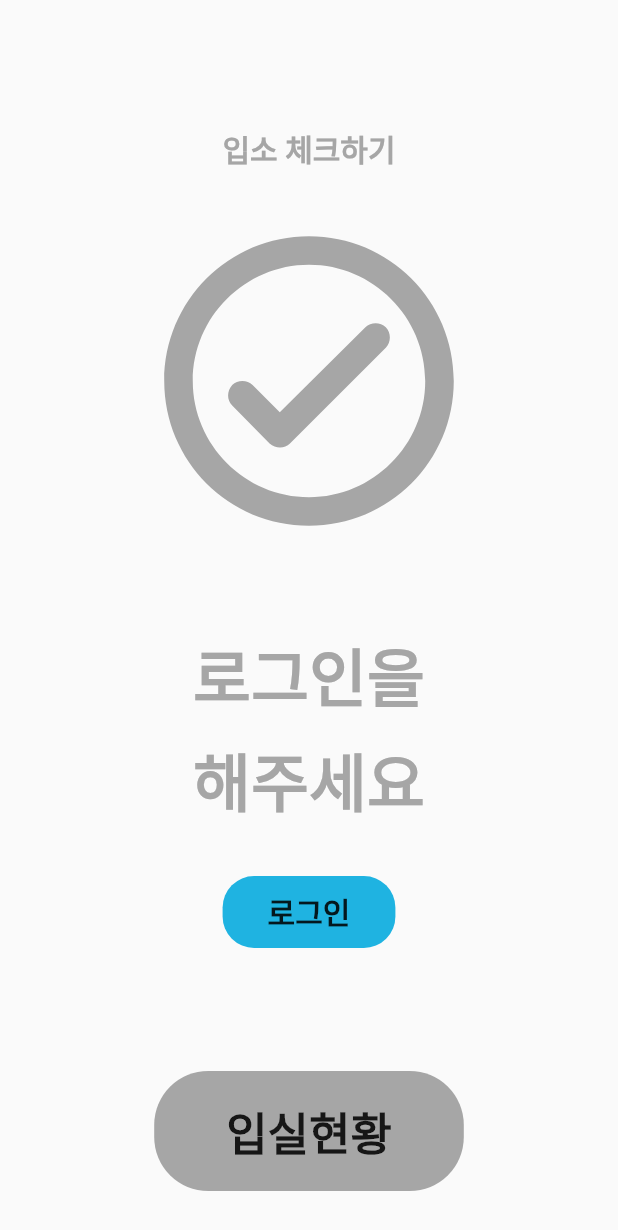
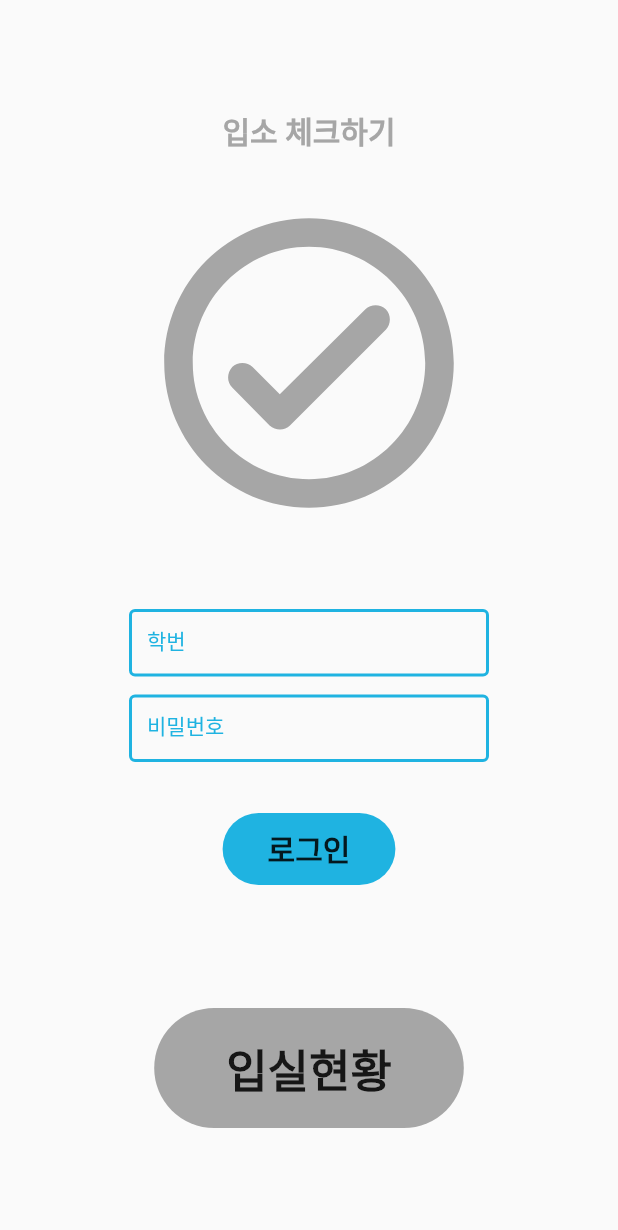
Before and after one commit to Show-Your-Idea/Dorm-Check-in-App, a Flutter app: the screen it shows after launch, on a phone screen of 412 x 824 dp. Shown: the top 1230 px of the screen. Run offline on Flutter 3.47's test engine with Material 2 defaults, Android fonts, the light colour scheme and no system bars.

Commit message:
REFACTOR :: 코드 따로 파일 만들어서 분할 ADD :: http 패키지 설치

```diff
--- a/lib/main.dart
+++ b/lib/main.dart
@@ -1,3 +1,4 @@
+import 'package:dorm_check_in_app/screens/home_screen.dart';
 import 'package:flutter/material.dart';
 
 void main() {
@@ -9,106 +10,8 @@ class MyApp extends StatelessWidget {
 
   @override
   Widget build(BuildContext context) {
-    return MaterialApp(
-      home: Scaffold(
-        body: Row(
-          mainAxisAlignment: MainAxisAlignment.center,
-          children: [
-            Column(
-              children: [
-                const SizedBox(
-                  height: 84,
-                ),
-                const Text(
-                  "입소 체크하기",
-                  style: TextStyle(
-                    fontSize: 20,
-                    fontWeight: FontWeight.w900,
-                    color: Color(0xFFA6A6A6),
-                  ),
-                ),
-                const SizedBox(
-                  height: 16,
-                ),
-                IconButton(
-                  iconSize: 232,
-                  onPressed: () {},
-                  icon: const Icon(
-                    Icons.check_circle_outline_rounded,
-                    color: Color(0xFFA6A6A6),
-                  ),
-                ),
-                const SizedBox(
-                  height: 40,
-                ),
-                const Text(
-                  "로그인을",
-                  style: TextStyle(
-                    fontSize: 42,
-                    fontWeight: FontWeight.w900,
-                    color: Color(0xFFA6A6A6),
-                  ),
-                ),
-                const SizedBox(
-                  height: 8,
-                ),
-                const Text(
-                  "해주세요",
-                  style: TextStyle(
-                    fontSize: 42,
-                    fontWeight: FontWeight.w900,
-                    color: Color(0xFFA6A6A6),
-                  ),
-                ),
-                const SizedBox(
-                  height: 34,
-                ),
-                Container(
-                  decoration: const BoxDecoration(
-                    color: Color(0xFF1FB3E1),
-                    borderRadius: BorderRadius.all(
-                      Radius.circular(21),
-                    ),
-                  ),
-                  padding: const EdgeInsets.symmetric(
-                    horizontal: 30,
-                    vertical: 9,
-                  ),
-                  child: const Text(
-                    "로그인",
-                    style: TextStyle(
-                      fontSize: 20,
-                      fontWeight: FontWeight.w900,
-                    ),
-                  ),
-                ),
-                const SizedBox(
-                  height: 82,
-                ),
-                Container(
-                  decoration: const BoxDecoration(
-                    color: Color(0xFFA6A6A6),
-                    borderRadius: BorderRadius.all(
-                      Radius.circular(36),
-                    ),
-                  ),
-                  padding: const EdgeInsets.symmetric(
-                    horizontal: 48,
-                    vertical: 18,
-                  ),
-                  child: const Text(
-                    "입실현황",
-                    style: TextStyle(
-                      fontSize: 30,
-                      fontWeight: FontWeight.w900,
-                    ),
-                  ),
-                ),
-              ],
-            ),
-          ],
-        ),
-      ),
+    return const MaterialApp(
+      home: HomeScreen(),
     );
   }
 }
--- /dev/null
+++ b/lib/screens/home_screen.dart
@@ -0,0 +1,95 @@
+import 'package:dorm_check_in_app/widgets/button_widget.dart';
+import 'package:dorm_check_in_app/widgets/check_button_widget.dart';
+import 'package:dorm_check_in_app/widgets/input_widget.dart';
+import 'package:flutter/material.dart';
+
+class HomeScreen extends StatefulWidget {
+  const HomeScreen({super.key});
+
+  @override
+  State<HomeScreen> createState() => _HomeScreenState();
+}
+
+class _HomeScreenState extends State<HomeScreen> {
+  String id = "", pw = "";
+
+  @override
+  Widget build(BuildContext context) {
+    return Scaffold(
+      body: Row(
+        mainAxisAlignment: MainAxisAlignment.center,
+        children: [
+          Column(
+            mainAxisAlignment: MainAxisAlignment.center,
+            children: [
+              const Text(
+                "입소 체크하기",
+                style: TextStyle(
+                  fontSize: 20,
+                  fontWeight: FontWeight.w900,
+                  color: Color(0xFFA6A6A6),
+                ),
+              ),
+              const SizedBox(
+                height: 16,
+              ),
+              CheckButton(
+                onPressed: () {},
+                disable: true,
+              ),
+              const SizedBox(
+                height: 40,
+              ),
+              Input(
+                onChanged: (value) {
+                  setState(() {
+                    id = value;
+                  });
+                },
+                labelText: "학번",
+                maxLength: 5,
+              ),
+              const SizedBox(
+                height: 12,
+              ),
+              Input(
+                onChanged: (value) {
+                  setState(() {
+                    id = value;
+                  });
+                },
+                labelText: "비밀번호",
+                maxLength: 30,
+              ),
+              const SizedBox(
+                height: 34,
+              ),
+              Button(
+                onTap: () {},
+                fontSize: 20,
+                content: "로그인",
+                padding: const EdgeInsets.symmetric(
+                  horizontal: 30,
+                  vertical: 9,
+                ),
+              ),
+              const SizedBox(
+                height: 82,
+              ),
+              Button(
+                onTap: () {},
+                fontSize: 30,
+                content: "입실현황",
+                padding: const EdgeInsets.symmetric(
+                  horizontal: 48,
+                  vertical: 18,
+                ),
+                disable: true,
+              ),
+            ],
+          ),
+        ],
+      ),
+    );
+  }
+}
--- /dev/null
+++ b/lib/widgets/button_widget.dart
@@ -0,0 +1,47 @@
+import 'package:flutter/material.dart';
+
+class Button extends StatefulWidget {
+  final double fontSize;
+  final bool disable;
+  final String content;
+  final EdgeInsets padding;
+  final void Function() onTap;
+  const Button({
+    super.key,
+    required this.fontSize,
+    required this.content,
+    this.disable = false,
+    required this.padding,
+    required this.onTap,
+  });
+
+  @override
+  State<Button> createState() => _ButtonState();
+}
+
+class _ButtonState extends State<Button> {
+  @override
+  Widget build(BuildContext context) {
+    return GestureDetector(
+      onTap: widget.onTap,
+      child: Container(
+        decoration: BoxDecoration(
+          borderRadius: const BorderRadius.all(
+            Radius.circular(99),
+          ),
+          color: widget.disable
+              ? const Color(0xFFA6A6A6)
+              : const Color(0xFF1FB3E1),
+        ),
+        padding: widget.padding,
+        child: Text(
+          widget.content,
+          style: TextStyle(
+            fontSize: widget.fontSize,
+            fontWeight: FontWeight.w900,
+          ),
+        ),
+      ),
+    );
+  }
+}
--- /dev/null
+++ b/lib/widgets/check_button_widget.dart
@@ -0,0 +1,29 @@
+import 'package:flutter/material.dart';
+
+class CheckButton extends StatefulWidget {
+  final bool disable;
+  final void Function() onPressed;
+  const CheckButton({
+    super.key,
+    this.disable = false,
+    required this.onPressed,
+  });
+
+  @override
+  State<CheckButton> createState() => _CheckButtonState();
+}
+
+class _CheckButtonState extends State<CheckButton> {
+  @override
+  Widget build(BuildContext context) {
+    return IconButton(
+      iconSize: 232,
+      onPressed: widget.onPressed,
+      icon: Icon(
+        Icons.check_circle_outline_rounded,
+        color:
+            widget.disable ? const Color(0xFFA6A6A6) : const Color(0xFF1FB3E1),
+      ),
+    );
+  }
+}
--- /dev/null
+++ b/lib/widgets/input_widget.dart
@@ -0,0 +1,47 @@
+import 'package:flutter/material.dart';
+
+class Input extends StatefulWidget {
+  final Function(String) onChanged;
+  final String labelText;
+  final int maxLength;
+  const Input({
+    super.key,
+    required this.onChanged,
+    required this.labelText,
+    required this.maxLength,
+  });
+
+  @override
+  State<Input> createState() => _InputState();
+}
+
+class _InputState extends State<Input> {
+  @override
+  Widget build(BuildContext context) {
+    return SizedBox(
+      width: 240,
+      height: 45,
+      child: TextField(
+        decoration: InputDecoration(
+          labelText: widget.labelText,
+          labelStyle: const TextStyle(
+            color: Color(0xFF1FB3E1),
+          ),
+          isDense: true,
+          counterText: "",
+          enabledBorder: const OutlineInputBorder(
+            borderSide: BorderSide(width: 2, color: Color(0xFF1FB3E1)),
+          ),
+          focusedBorder: const OutlineInputBorder(
+            borderSide: BorderSide(width: 2, color: Color(0xFF1FB3E1)),
+          ),
+        ),
+        maxLength: widget.maxLength,
+        style: const TextStyle(
+          fontSize: 14,
+        ),
+        onChanged: widget.onChanged,
+      ),
+    );
+  }
+}
--- a/pubspec.yaml
+++ b/pubspec.yaml
@@ -35,6 +35,7 @@ dependencies:
   # The following adds the Cupertino Icons font to your application.
   # Use with the CupertinoIcons class for iOS style icons.
   cupertino_icons: ^1.0.2
+  http: ^0.13.5
 
 dev_dependencies:
   flutter_test:
```
Also changed, not shown: pubspec.lock.
